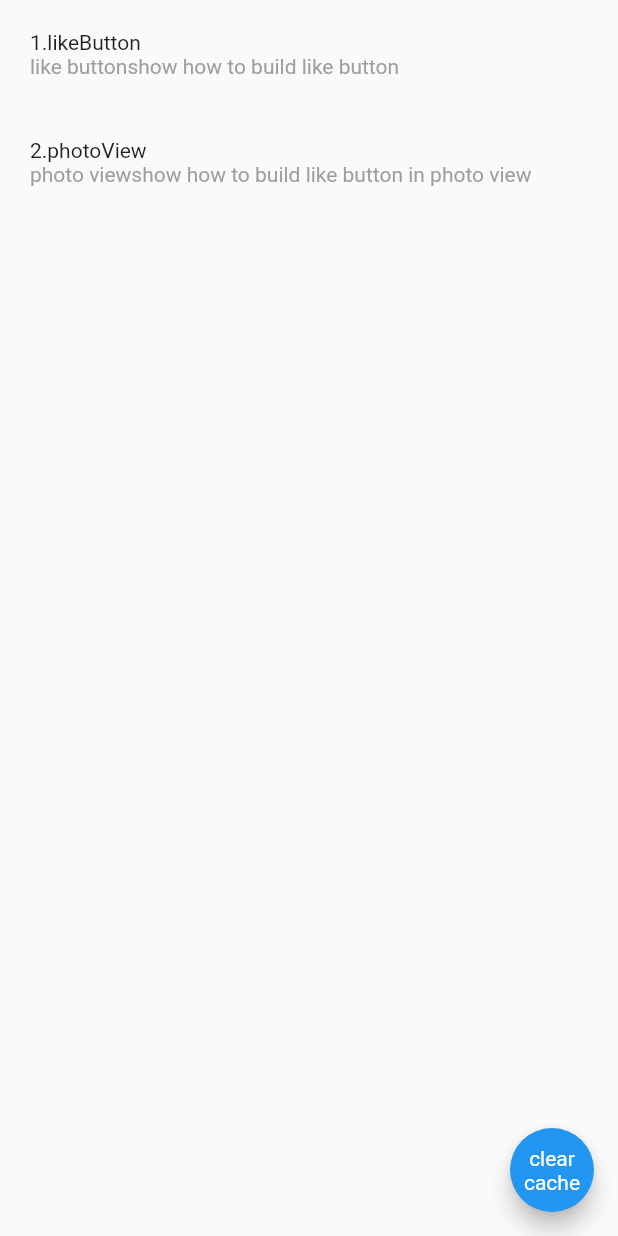
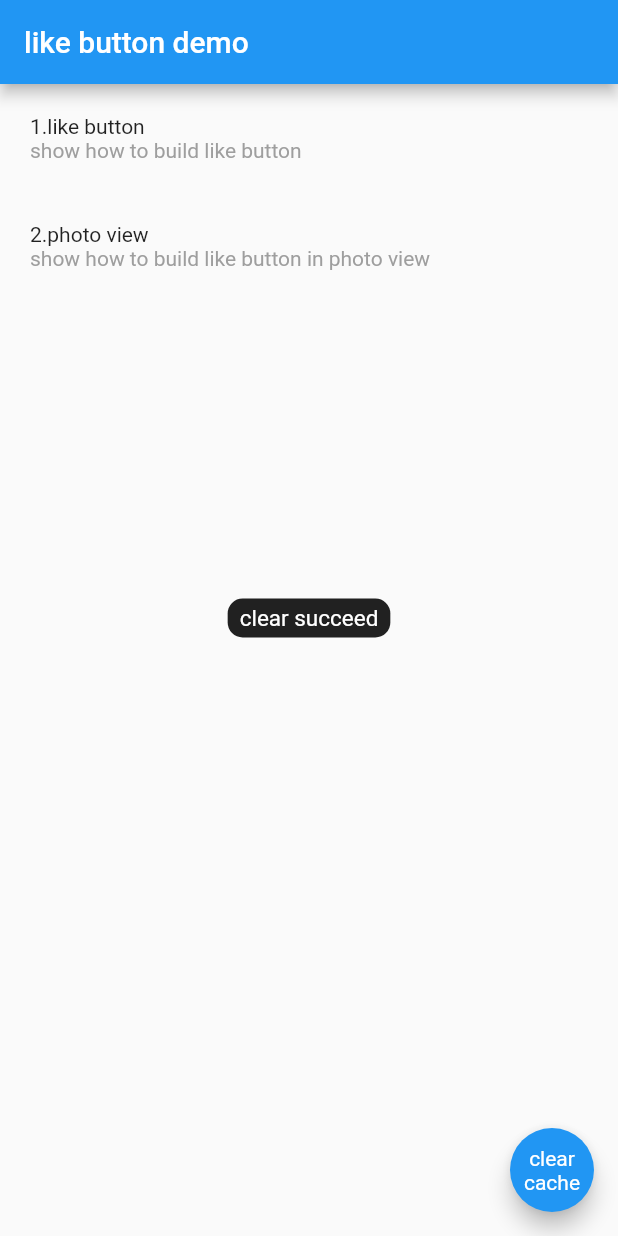
Before and after one commit to fluttercandies/like_button, a Flutter app: the screen it shows after launch, after a tap on "clear cache", on a phone screen of 412 x 824 dp. Run offline on Flutter 3.47's test engine with Material 2 defaults, Android fonts, the light colour scheme and no system bars; drawn by our look-alikes of oktoast; our stand-ins replace extended_image, flutter_screenutil; missing offline and left inert: extended_image_library, extended_text, extended_text_library, ff_annotation_route, http_client_helper, image_picker_saver and 2 more.

Commit message:
add ff_annotation_route to generate demo route

```diff
--- a/example/lib/common/crop_image.dart
+++ b/example/lib/common/crop_image.dart
@@ -111,27 +111,14 @@ class CropImage extends StatelessWidget {
         widget = GestureDetector(
           child: widget,
           onTap: () {
-            var page = ExtendedImageSlidePage(
-              child: PicSwiper(
-                index,
-                listSourceRepository
-                    .map<PicSwiperItem>(
-                        (f) => PicSwiperItem(f.imageUrl, des: f.title))
-                    .toList(),
-              ),
-              slideAxis: SlideAxis.both,
-              slideType: SlideType.onlyImage,
-            );
-
-            Navigator.push(
-                context,
-                Platform.isAndroid
-                    ? TransparentMaterialPageRoute(builder: (_) {
-                        return page;
-                      })
-                    : TransparentCupertinoPageRoute(builder: (_) {
-                        return page;
-                      }));
+            Navigator.pushNamed(context, "fluttercandies://picswiper",
+                arguments: {
+                  "index": index,
+                  "pics": listSourceRepository
+                      .map<PicSwiperItem>(
+                          (f) => PicSwiperItem(f.imageUrl, des: f.title))
+                      .toList(),
+                });
           },
         );
 
--- a/example/lib/common/pic_swiper.dart
+++ b/example/lib/common/pic_swiper.dart
@@ -8,10 +8,18 @@ import 'dart:ui';
 import 'package:flutter/material.dart' hide Image;
 import 'package:flutter/rendering.dart';
 
+import 'package:ff_annotation_route/ff_annotation_route.dart';
+
+@FFRoute(
+    name: "fluttercandies://picswiper",
+    routeName: "PicSwiper",
+    argumentNames: ["index", "pics"],
+    showStatusBar: false,
+    pageRouteType: PageRouteType.transparent)
 class PicSwiper extends StatefulWidget {
   final int index;
   final List<PicSwiperItem> pics;
-  PicSwiper(this.index, this.pics);
+  PicSwiper({this.index, this.pics});
   @override
   _PicSwiperState createState() => _PicSwiperState();
 }
--- /dev/null
+++ b/example/lib/example_route.dart
@@ -0,0 +1,77 @@
+// GENERATED CODE - DO NOT MODIFY BY HAND
+// **************************************************************************
+// auto generated by https://github.com/fluttercandies/ff_annotation_route
+// **************************************************************************
+
+import 'package:flutter/widgets.dart';
+import 'common/pic_swiper.dart';
+import 'pages/like_button_demo.dart';
+import 'pages/main_page.dart';
+import 'pages/photo_view_demo.dart';
+
+RouteResult getRouteResult({String name, Map<String, dynamic> arguments}) {
+  switch (name) {
+    case "fluttercandies://picswiper":
+      return RouteResult(
+        widget: PicSwiper(
+          index: arguments['index'],
+          pics: arguments['pics'],
+        ),
+        showStatusBar: false,
+        routeName: "PicSwiper",
+        pageRouteType: PageRouteType.transparent,
+      );
+    case "fluttercandies://LikeButtonDemo":
+      return RouteResult(
+        widget: LikeButtonDemo(),
+        routeName: "like button",
+        description: "show how to build like button",
+      );
+    case "fluttercandies://mainpage":
+      return RouteResult(
+        widget: MainPage(),
+        routeName: "MainPage",
+      );
+    case "fluttercandies://PhotoViewDemo":
+      return RouteResult(
+        widget: PhotoViewDemo(),
+        routeName: "photo view",
+        description: "show how to build like button in photo view",
+      );
+    default:
+      return RouteResult();
+  }
+}
+
+class RouteResult {
+  /// The Widget return base on route
+  final Widget widget;
+
+  /// Whether show this route with status bar.
+  final bool showStatusBar;
+
+  /// The route name to track page
+  final String routeName;
+
+  /// The type of page route
+  final PageRouteType pageRouteType;
+
+  /// The description of route
+  final String description;
+
+  const RouteResult(
+      {this.widget,
+      this.showStatusBar = true,
+      this.routeName = '',
+      this.pageRouteType,
+      this.description = ''});
+}
+
+enum PageRouteType { material, cupertino, transparent }
+
+List<String> routeNames = [
+  "fluttercandies://picswiper",
+  "fluttercandies://LikeButtonDemo",
+  "fluttercandies://mainpage",
+  "fluttercandies://PhotoViewDemo"
+];
--- /dev/null
+++ b/example/lib/example_route_helper.dart
@@ -0,0 +1,130 @@
+// GENERATED CODE - DO NOT MODIFY BY HAND
+// **************************************************************************
+// auto generated by https://github.com/fluttercandies/ff_annotation_route
+// **************************************************************************
+
+import 'package:flutter/widgets.dart';
+
+class FFNavigatorObserver extends NavigatorObserver {
+  final ShowStatusBarChange showStatusBarChange;
+  final RouteChange routeChange;
+
+  FFNavigatorObserver({this.showStatusBarChange, this.routeChange});
+
+  @override
+  void didPop(Route route, Route previousRoute) {
+    super.didPop(route, previousRoute);
+    _showStatusBarChange(previousRoute, route);
+    _routeChange(previousRoute);
+  }
+
+  @override
+  void didPush(Route route, Route previousRoute) {
+    super.didPush(route, previousRoute);
+    _showStatusBarChange(route, previousRoute);
+    _routeChange(route);
+  }
+
+  @override
+  void didRemove(Route route, Route previousRoute) {
+    super.didRemove(route, previousRoute);
+    _showStatusBarChange(previousRoute, route);
+    _routeChange(previousRoute);
+  }
+
+  @override
+  void didReplace({Route newRoute, Route oldRoute}) {
+    super.didReplace(newRoute: newRoute, oldRoute: oldRoute);
+    _showStatusBarChange(newRoute, oldRoute);
+    _routeChange(newRoute);
+  }
+
+  @override
+  void didStartUserGesture(Route route, Route previousRoute) {
+    super.didStartUserGesture(route, previousRoute);
+  }
+
+  @override
+  void didStopUserGesture() {
+    super.didStopUserGesture();
+  }
+
+  void _showStatusBarChange(Route newRoute, Route oldRoute) {
+    if (showStatusBarChange != null) {
+      var newSettting = getFFRouteSettings(newRoute);
+      var oldSetting = getFFRouteSettings(oldRoute);
+      if (newSettting?.showStatusBar != null &&
+          newSettting.showStatusBar != oldSetting?.showStatusBar) {
+        showStatusBarChange(newSettting.showStatusBar);
+      }
+    }
+  }
+
+  void _routeChange(Route newRoute) {
+    if (routeChange != null) {
+      var newSettting = getFFRouteSettings(newRoute);
+      if (newSettting?.routeName != null) {
+        routeChange(newSettting.routeName);
+      }
+    }
+  }
+
+  FFRouteSettings getFFRouteSettings(Route route) {
+    if (route != null &&
+        route.settings != null &&
+        route.settings is FFRouteSettings) {
+      return route.settings;
+    }
+    return null;
+  }
+}
+
+typedef ShowStatusBarChange = void Function(bool showStatusBar);
+
+typedef RouteChange = void Function(String routeName);
+
+class FFTransparentPageRoute<T> extends PageRouteBuilder<T> {
+  FFTransparentPageRoute({
+    RouteSettings settings,
+    @required RoutePageBuilder pageBuilder,
+    RouteTransitionsBuilder transitionsBuilder = _defaultTransitionsBuilder,
+    Duration transitionDuration = const Duration(milliseconds: 300),
+    bool barrierDismissible = false,
+    Color barrierColor,
+    String barrierLabel,
+    bool maintainState = true,
+  })  : assert(pageBuilder != null),
+        assert(transitionsBuilder != null),
+        assert(barrierDismissible != null),
+        assert(maintainState != null),
+        super(
+            settings: settings,
+            opaque: false,
+            pageBuilder: pageBuilder,
+            transitionsBuilder: transitionsBuilder,
+            transitionDuration: transitionDuration,
+            barrierDismissible: barrierDismissible,
+            barrierColor: barrierColor,
+            barrierLabel: barrierLabel,
+            maintainState: maintainState);
+}
+
+Widget _defaultTransitionsBuilder(
+    BuildContext context,
+    Animation<double> animation,
+    Animation<double> secondaryAnimation,
+    Widget child) {
+  return child;
+}
+
+class FFRouteSettings extends RouteSettings {
+  final String routeName;
+  final bool showStatusBar;
+  const FFRouteSettings({
+    this.routeName,
+    this.showStatusBar,
+    String name,
+    bool isInitialRoute = false,
+    Object arguments,
+  }) : super(name: name, isInitialRoute: isInitialRoute, arguments: arguments);
+}
--- a/example/lib/main.dart
+++ b/example/lib/main.dart
@@ -1,166 +1,101 @@
-import 'package:example/photo_view_demo.dart';
+import 'dart:io';
+
+import 'package:example/pages/no_route.dart';
+import 'package:example/pages/photo_view_demo.dart';
+import 'package:extended_image/extended_image.dart';
 import 'package:extended_image_library/extended_image_library.dart';
+import 'package:flutter/cupertino.dart';
 import 'package:flutter/material.dart';
+import 'package:flutter/services.dart';
 import 'package:flutter_screenutil/flutter_screenutil.dart';
 import 'package:image_picker_saver/image_picker_saver.dart';
 import 'package:oktoast/oktoast.dart';
 
-import 'like_button_demo.dart';
+import 'package:example/pages/like_button_demo.dart';
+
+import 'example_route.dart';
+import 'example_route_helper.dart';
 
 void main() => runApp(MyApp());
 
 class MyApp extends StatelessWidget {
+  MyApp() {
+    clearDiskCachedImages(duration: Duration(days: 7));
+  }
   // This widget is the root of your application.
   @override
   Widget build(BuildContext context) {
-    return MaterialApp(
-      title: 'Flutter Demo',
+    return OKToast(
+        child: MaterialApp(
+      debugShowCheckedModeBanner: false,
       theme: ThemeData(
-        // This is the theme of your application.
-        //
-        // Try running your application with "flutter run". You'll see the
-        // application has a blue toolbar. Then, without quitting the app, try
-        // changing the primarySwatch below to Colors.green and then invoke
-        // "hot reload" (press "r" in the console where you ran "flutter run",
-        // or simply save your changes to "hot reload" in a Flutter IDE).
-        // Notice that the counter didn't reset back to zero; the application
-        // is not restarted.
         primarySwatch: Colors.blue,
       ),
-      home: MyHomePage(title: 'Flutter Demo Home Page'),
-    );
-  }
-}
-
-class MyHomePage extends StatefulWidget {
-  MyHomePage({Key key, this.title}) : super(key: key);
-
-  // This widget is the home page of your application. It is stateful, meaning
-  // that it has a State object (defined below) that contains fields that affect
-  // how it looks.
-
-  // This class is the configuration for the state. It holds the values (in this
-  // case the title) provided by the parent (in this case the App widget) and
-  // used by the build method of the State. Fields in a Widget subclass are
-  // always marked "final".
-
-  final String title;
-
-  @override
-  _MyHomePageState createState() => _MyHomePageState();
-}
-
-class _MyHomePageState extends State<MyHomePage> {
-  List<Page> pages = new List<Page>();
-  @override
-  void initState() {
-    pages.add(Page(
-        PageType.likeButton,
-        "like button"
-        "show how to build like button"));
-    pages.add(Page(
-        PageType.photoView,
-        "photo view"
-        "show how to build like button in photo view"));
-
-    ///clear cache image from 7 days before
-    clearDiskCachedImages(duration: Duration(days: 7));
-
-    super.initState();
-  }
-
-  @override
-  Widget build(BuildContext context) {
-    var content = ListView.builder(
-      itemBuilder: (_, int index) {
-        var page = pages[index];
-
-        Widget pageWidget;
-        return Container(
-          margin: EdgeInsets.all(20.0),
-          child: GestureDetector(
-            behavior: HitTestBehavior.translucent,
-            child: Column(
-              crossAxisAlignment: CrossAxisAlignment.start,
-              children: <Widget>[
-                Text(
-                  (index + 1).toString() +
-                      "." +
-                      page.type.toString().replaceAll("PageType.", ""),
-                  //style: TextStyle(inherit: false),
-                ),
-                Text(
-                  page.description,
-                  style: TextStyle(color: Colors.grey),
-                )
-              ],
-            ),
-            onTap: () {
-              switch (page.type) {
-                case PageType.likeButton:
-                  pageWidget = LikeButtonDemo();
-                  break;
-                case PageType.photoView:
-                  pageWidget = PhotoViewDemo();
-                  break;
-                default:
-                  break;
-              }
-              Navigator.push(context,
-                  new MaterialPageRoute(builder: (BuildContext context) {
-                return pageWidget;
-              }));
-            },
-          ),
-        );
-      },
-      itemCount: pages.length,
-    );
-
-    return MaterialApp(
+      navigatorObservers: [
+        FFNavigatorObserver(routeChange: (name) {
+          //you can track page here
+          // print(name);
+        }, showStatusBarChange: (bool showStatusBar) {
+          if (showStatusBar) {
+            SystemChrome.setEnabledSystemUIOverlays(SystemUiOverlay.values);
+            SystemChrome.setSystemUIOverlayStyle(SystemUiOverlayStyle.dark);
+          } else {
+            SystemChrome.setEnabledSystemUIOverlays([]);
+          }
+        })
+      ],
       builder: (c, w) {
         ScreenUtil.instance =
             ScreenUtil(width: 750, height: 1334, allowFontScaling: true)
               ..init(c);
-        var data = MediaQuery.of(context);
+        var data = MediaQuery.of(c);
         return MediaQuery(
           data: data.copyWith(textScaleFactor: 1.0),
-          child: Scaffold(
-            body: w,
-            floatingActionButton: FloatingActionButton(
-              onPressed: () {
-                ///clear memory
-                clearMemoryImageCache();
-
-                ///clear local cahced
-                clearDiskCachedImages().then((bool done) {
-                  showToast(done ? "clear succeed" : "clear failed",
-                      position: ToastPosition(align: Alignment.center));
-                });
-              },
-              child: Text(
-                "clear cache",
-                textAlign: TextAlign.center,
-                style: TextStyle(
-                  inherit: false,
-                ),
-              ),
-            ),
-          ),
+          child: w,
         );
       },
-      home: content,
-    );
+      initialRoute: "fluttercandies://mainpage",
+      onGenerateRoute: (RouteSettings settings) {
+        var routeResult =
+            getRouteResult(name: settings.name, arguments: settings.arguments);
+
+        if (routeResult.showStatusBar != null ||
+            routeResult.routeName != null) {
+          settings = FFRouteSettings(
+              arguments: settings.arguments,
+              name: settings.name,
+              isInitialRoute: settings.isInitialRoute,
+              routeName: routeResult.routeName,
+              showStatusBar: routeResult.showStatusBar);
+        }
+
+        var page = routeResult.widget ?? NoRoute();
+
+        switch (routeResult.pageRouteType) {
+          case PageRouteType.material:
+            return MaterialPageRoute(settings: settings, builder: (c) => page);
+          case PageRouteType.cupertino:
+            return CupertinoPageRoute(settings: settings, builder: (c) => page);
+          case PageRouteType.transparent:
+            return Platform.isIOS
+                ? TransparentCupertinoPageRoute(
+                    settings: settings, builder: (c) => page)
+                : TransparentMaterialPageRoute(
+                    settings: settings, builder: (c) => page);
+//            return FFTransparentPageRoute(
+//                settings: settings,
+//                pageBuilder: (BuildContext context, Animation<double> animation,
+//                        Animation<double> secondaryAnimation) =>
+//                    page);
+          default:
+            return Platform.isIOS
+                ? CupertinoPageRoute(settings: settings, builder: (c) => page)
+                : MaterialPageRoute(settings: settings, builder: (c) => page);
+        }
+      },
+    ));
   }
 }
-
-class Page {
-  final PageType type;
-  final String description;
-  Page(this.type, this.description);
-}
-
-enum PageType { likeButton, photoView }
 
 ///save netwrok image to photo
 Future<bool> saveNetworkImageToPhoto(String url, {bool useCache: true}) async {
--- a/example/lib/like_button_demo.dart
+++ b/example/lib/pages/like_button_demo.dart
@@ -1,5 +1,6 @@
 import 'package:flutter/material.dart';
 import 'package:like_button/like_button.dart';
+import 'package:ff_annotation_route/ff_annotation_route.dart';
 
 ///
 ///  create by zhoumaotuo on 2019/5/27
@@ -7,6 +8,10 @@ import 'package:like_button/like_button.dart';
 
 const double buttonSize = 40.0;
 
+@FFRoute(
+    name: "fluttercandies://LikeButtonDemo",
+    routeName: "like button",
+    description: "show how to build like button")
 class LikeButtonDemo extends StatefulWidget {
   @override
   _LikeButtonDemoState createState() => _LikeButtonDemoState();
--- /dev/null
+++ b/example/lib/pages/main_page.dart
@@ -0,0 +1,76 @@
+import 'package:extended_image/extended_image.dart';
+import 'package:flutter/material.dart';
+import 'package:ff_annotation_route/ff_annotation_route.dart';
+import 'package:oktoast/oktoast.dart';
+
+import '../example_route.dart';
+
+@FFRoute(
+  name: "fluttercandies://mainpage",
+  routeName: "MainPage",
+)
+class MainPage extends StatelessWidget {
+  final List<RouteResult> routes = List<RouteResult>();
+  MainPage() {
+    routeNames.remove("fluttercandies://picswiper");
+    routeNames.remove("fluttercandies://mainpage");
+    routes.addAll(
+        routeNames.map<RouteResult>((name) => getRouteResult(name: name)));
+  }
+  @override
+  Widget build(BuildContext context) {
+    return Scaffold(
+      appBar: AppBar(
+        // Here we take the value from the MyHomePage object that was created by
+        // the App.build method, and use it to set our appbar title.
+        title: Text("like button demo"),
+      ),
+      body: ListView.builder(
+        itemBuilder: (c, index) {
+          var page = routes[index];
+          return Container(
+              margin: EdgeInsets.all(20.0),
+              child: GestureDetector(
+                behavior: HitTestBehavior.translucent,
+                child: Column(
+                  crossAxisAlignment: CrossAxisAlignment.start,
+                  children: <Widget>[
+                    Text(
+                      (index + 1).toString() + "." + page.routeName,
+                      //style: TextStyle(inherit: false),
+                    ),
+                    Text(
+                      page.description,
+                      style: TextStyle(color: Colors.grey),
+                    )
+                  ],
+                ),
+                onTap: () {
+                  Navigator.pushNamed(context, routeNames[index]);
+                },
+              ));
+        },
+        itemCount: routeNames.length,
+      ),
+      floatingActionButton: FloatingActionButton(
+        onPressed: () {
+          ///clear memory
+          clearMemoryImageCache();
+
+          ///clear local cahced
+          clearDiskCachedImages().then((bool done) {
+            showToast(done ? "clear succeed" : "clear failed",
+                position: ToastPosition(align: Alignment.center));
+          });
+        },
+        child: Text(
+          "clear cache",
+          textAlign: TextAlign.center,
+          style: TextStyle(
+            inherit: false,
+          ),
+        ),
+      ),
+    );
+  }
+}
--- /dev/null
+++ b/example/lib/pages/no_route.dart
@@ -0,0 +1,16 @@
+import 'package:flutter/material.dart';
+
+class NoRoute extends StatelessWidget {
+  @override
+  Widget build(BuildContext context) {
+    return Scaffold(
+        appBar: AppBar(
+          title: Text("can't find route"),
+        ),
+        body: Center(
+          child: Container(
+            child: Text("can't find route"),
+          ),
+        ));
+  }
+}
--- a/example/lib/photo_view_demo.dart
+++ b/example/lib/pages/photo_view_demo.dart
@@ -5,9 +5,11 @@
 
 import 'dart:async';
 import 'package:example/common/crop_image.dart';
+import 'package:example/common/my_extended_text_selection_controls.dart';
 import 'package:example/common/push_to_refresh_header.dart';
 import 'package:example/common/tu_chong_repository.dart';
 import 'package:example/common/tu_chong_source.dart';
+import 'package:example/special_text/my_special_text_span_builder.dart';
 import 'package:extended_text/extended_text.dart';
 import 'package:flutter/gestures.dart';
 import 'package:flutter/material.dart' hide CircularProgressIndicator;
@@ -16,10 +18,12 @@ import 'package:like_button/like_button.dart';
 import 'package:loading_more_list/loading_more_list.dart';
 import 'package:pull_to_refresh_notification/pull_to_refresh_notification.dart';
 import 'package:url_launcher/url_launcher.dart';
+import 'package:ff_annotation_route/ff_annotation_route.dart';
 
-import 'common/my_extended_text_selection_controls.dart';
-import 'special_text/my_special_text_span_builder.dart';
-
+@FFRoute(
+    name: "fluttercandies://PhotoViewDemo",
+    routeName: "photo view",
+    description: "show how to build like button in photo view")
 class PhotoViewDemo extends StatefulWidget {
   @override
   _PhotoViewDemoState createState() => _PhotoViewDemoState();
--- a/example/pubspec.yaml
+++ b/example/pubspec.yaml
@@ -39,7 +39,7 @@ dependencies:
 dev_dependencies:
   flutter_test:
     sdk: flutter
-
+  ff_annotation_route: any
 
 # For information on the generic Dart part of this file, see the
 # following page: https://www.dartlang.org/tools/pub/pubspec
```
Also changed, not shown: example/pubspec.lock, pubspec.lock, 2 other files.
